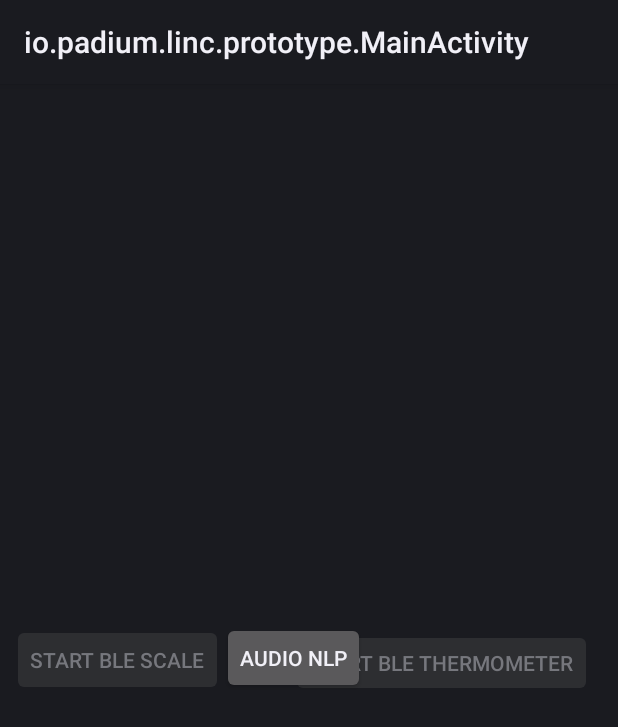
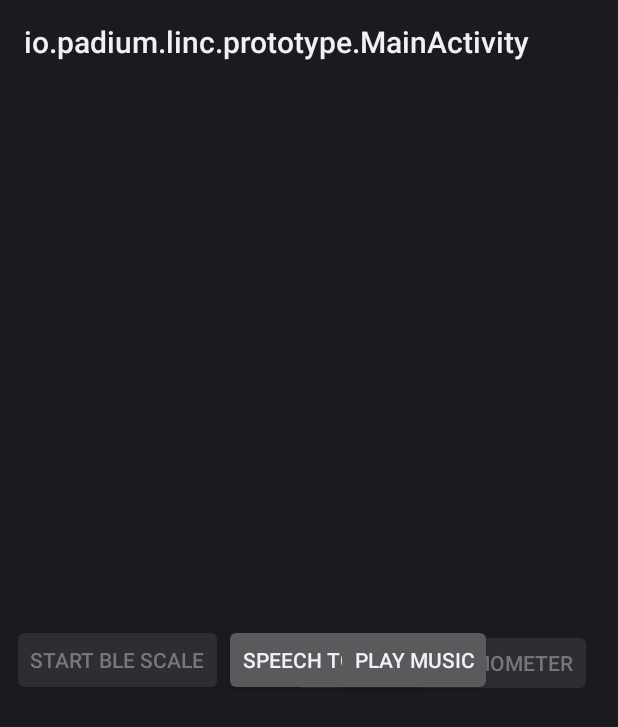
Before and after one commit to hjames9/LincPrototype, an Android app: the screen it shows after launch (MainActivity), on a phone screen of 412 x 824 dp. Shown: the top 727 px of the screen. Run offline under Robolectric (Android 15) with nearby library versions, the phone set to English and light mode, and no system bars; libraries missing offline, so code that uses them is left out: org.jetbrains.anko.

Commit message:
Removed permission checks from core speech recognition code.  Only mute STREAM_MUSIC to allow other streams to play audio while speech recognition is enabled

```diff
--- a/app/src/main/java/io/padium/linc/prototype/SpeechToTextService.kt
+++ b/app/src/main/java/io/padium/linc/prototype/SpeechToTextService.kt
@@ -31,7 +31,7 @@ class SpeechToTextService : Service(), SpeechDelegate {
         Log.i(TAG, "Starting SpeechToText service")
 
         try {
-            speechToText.startListeningCheckPermissions()
+            speechToText.startListening()
         } catch(exc: SpeechRecognitionException) {
             Log.e(TAG, exc.message, exc)
             stopSelfResult(startId)
--- a/app/src/main/res/layout/activity_main.xml
+++ b/app/src/main/res/layout/activity_main.xml
@@ -43,13 +43,12 @@
         android:layout_marginTop="8dp"
         android:layout_marginEnd="8dp"
         android:layout_marginBottom="8dp"
-        android:text="Audio NLP"
+        android:text="Speech To Text"
         app:layout_constraintBottom_toBottomOf="parent"
         app:layout_constraintEnd_toStartOf="@+id/lincThermometerBluetoothButton"
-        app:layout_constraintHorizontal_bias="0.133"
+        app:layout_constraintHorizontal_bias="0.069"
         app:layout_constraintStart_toEndOf="@+id/lincScaleBluetoothButton"
-        app:layout_constraintTop_toTopOf="parent"
-        app:layout_constraintVertical_bias="0.498" />
+        app:layout_constraintTop_toTopOf="parent" />
 
     <Button
         android:id="@+id/tcpButton"
@@ -62,6 +61,37 @@
         android:text="TCP Test"
         app:layout_constraintBottom_toBottomOf="parent"
         app:layout_constraintEnd_toStartOf="@+id/lincThermometerBluetoothButton"
+        app:layout_constraintHorizontal_bias="0.694"
+        app:layout_constraintStart_toEndOf="@+id/audioNlpButton"
+        app:layout_constraintTop_toTopOf="parent"
+        app:layout_constraintVertical_bias="0.504" />
+
+    <Button
+        android:id="@+id/playMusicButton"
+        android:layout_width="wrap_content"
+        android:layout_height="wrap_content"
+        android:layout_marginStart="8dp"
+        android:layout_marginTop="8dp"
+        android:layout_marginEnd="8dp"
+        android:layout_marginBottom="8dp"
+        android:text="Play music"
+        app:layout_constraintBottom_toBottomOf="parent"
+        app:layout_constraintEnd_toStartOf="@+id/tcpButton"
+        app:layout_constraintHorizontal_bias="0.707"
+        app:layout_constraintStart_toEndOf="@+id/audioNlpButton"
+        app:layout_constraintTop_toTopOf="parent" />
+
+    <Button
+        android:id="@+id/ttsButton"
+        android:layout_width="wrap_content"
+        android:layout_height="wrap_content"
+        android:layout_marginStart="8dp"
+        android:layout_marginTop="8dp"
+        android:layout_marginEnd="8dp"
+        android:layout_marginBottom="8dp"
+        android:text="Text To Speech"
+        app:layout_constraintBottom_toBottomOf="parent"
+        app:layout_constraintEnd_toStartOf="@+id/playMusicButton"
         app:layout_constraintStart_toEndOf="@+id/audioNlpButton"
         app:layout_constraintTop_toTopOf="parent" />
 
--- a/audionlp/build.gradle
+++ b/audionlp/build.gradle
@@ -49,15 +49,12 @@ dependencies {
     implementation "org.jetbrains.kotlin:kotlin-reflect:$kotlin_version"
     implementation "edu.cmu.pocketsphinx.android:pocketsphinx-android:5prealpha@aar"
     implementation "com.keenresearch.keenasr:keenasr-android:0.81@aar"
-    implementation "com.tbruyelle.rxpermissions:rxpermissions:0.7.0@aar"
-    implementation "io.reactivex:rxandroid:1.2.1"
-    implementation "io.reactivex:rxjava:1.1.6"
     implementation project(path: ':utils')
 }
 
 def libraryGroupId = 'io.padium.audionlp'
 def libraryArtifactId = 'audionlp'
-def libraryVersion = '0.1.1'
+def libraryVersion = '0.1.2'
 
 publishing {
     publications {
```
Also changed, not shown: app/src/main/java/io/padium/linc/prototype/MainActivity.kt (+72 -1 lines), audionlp/src/main/java/io/padium/audionlp/android/SpeechToText.kt (+15 -42 lines).
